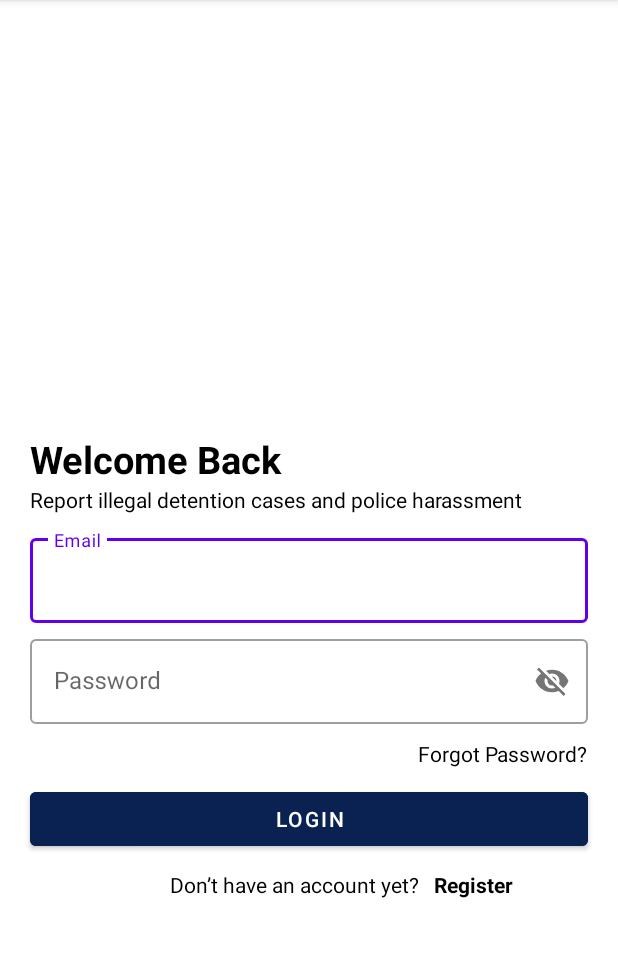
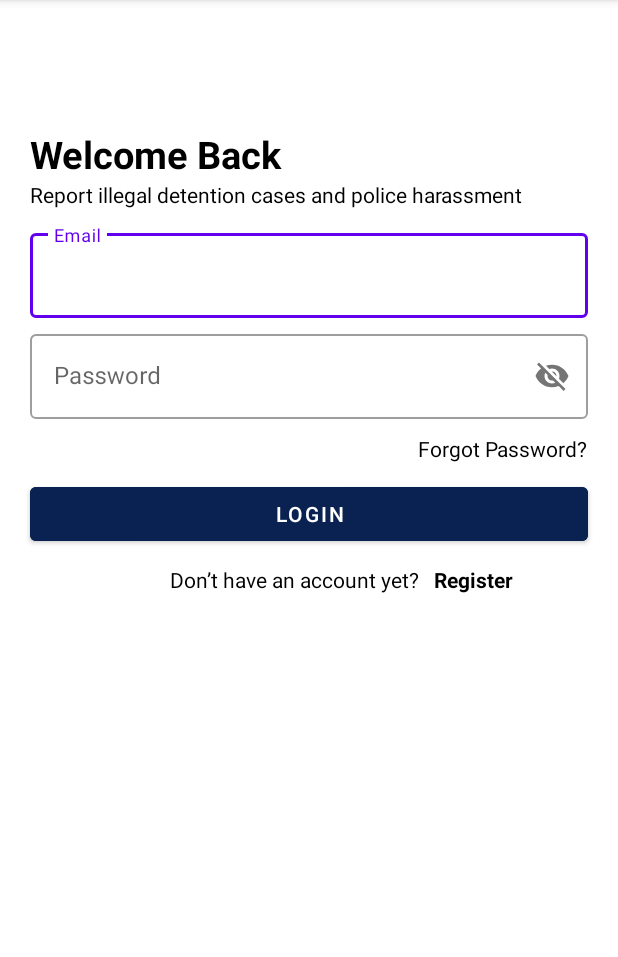
Before and after one commit to wise4rmgod/ReachForHelp, an Android app: the fragment SigninFragment shown on its own in the app's theme, on a phone screen of 412 x 824 dp, the part 84-1041 px from its top. Run offline under Robolectric (Android 15) with nearby library versions, the phone set to English and light mode, and no system bars.

Commit message:
sign in fixed

```diff
--- a/app/src/main/res/layout/signin_fragment.xml
+++ b/app/src/main/res/layout/signin_fragment.xml
@@ -35,7 +35,7 @@ harassment"
         android:layout_marginEnd="20dp"
         android:layout_marginStart="20dp"
         android:hint="Email"
-        app:layout_constraintBottom_toBottomOf="parent"
+        android:layout_marginTop="150dp"
         app:layout_constraintTop_toTopOf="parent">
 
         <com.google.android.material.textfield.TextInputEditText
```
